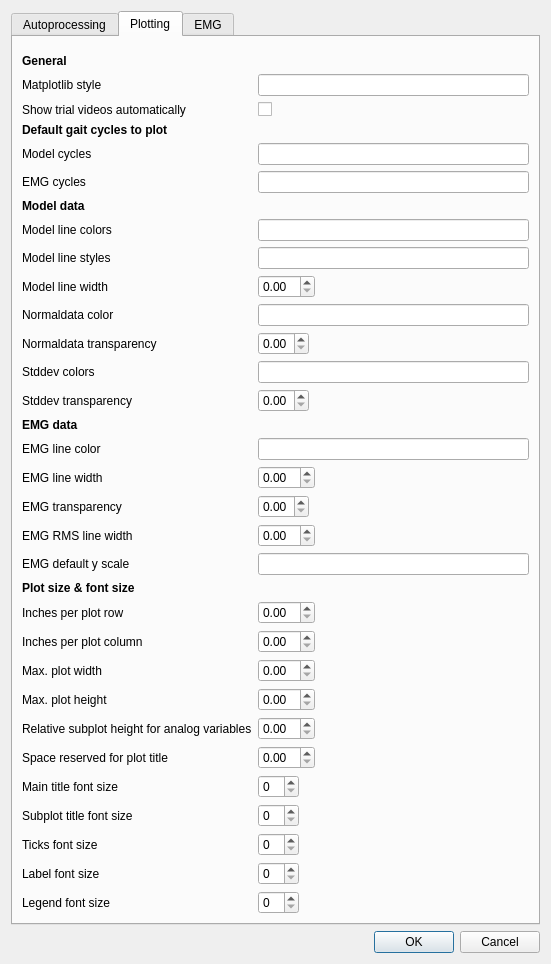
NCH-Motion-Laboratory/gaitutils, file gaitutils/nexus_scripts/options_dialog.ui: the form before one commit.
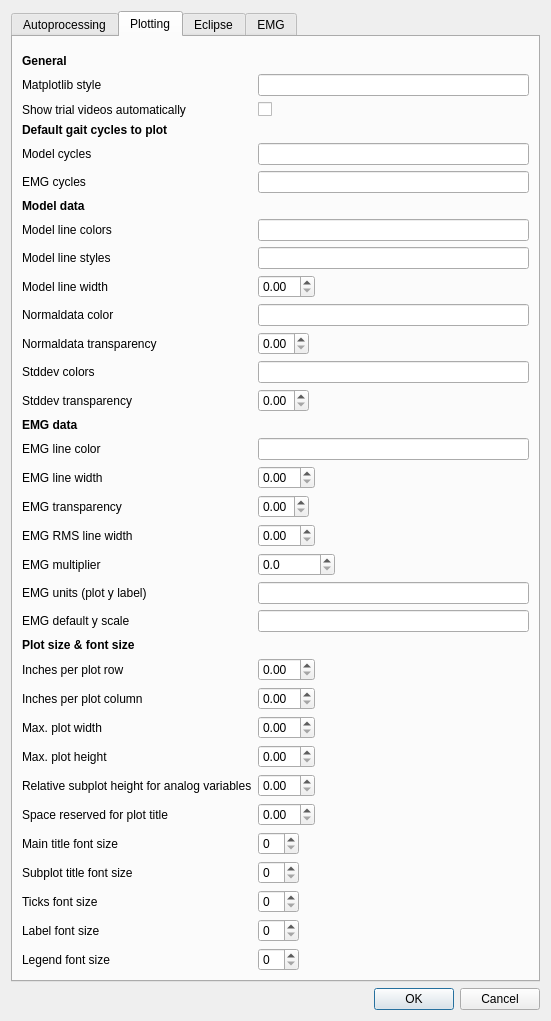
The form after the commit. The open tabs and pages were chosen to show the change.

Commit message: some new fields in options menu

Patch:
```diff
--- a/gaitutils/nexus_scripts/options_dialog.ui
+++ b/gaitutils/nexus_scripts/options_dialog.ui
@@ -7,7 +7,7 @@
     <x>0</x>
     <y>0</y>
     <width>551</width>
-    <height>916</height>
+    <height>942</height>
    </rect>
   </property>
   <property name="windowTitle">
@@ -672,17 +672,17 @@
            </property>
           </widget>
          </item>
-         <item row="21" column="0">
+         <item row="23" column="0">
           <widget class="QLabel" name="label_47">
            <property name="text">
             <string>EMG default y scale</string>
            </property>
           </widget>
          </item>
-         <item row="21" column="1">
+         <item row="23" column="1">
           <widget class="QLineEdit" name="cfg_emg_yscale"/>
          </item>
-         <item row="22" column="0">
+         <item row="24" column="0">
           <widget class="QLabel" name="label_32">
            <property name="font">
             <font>
@@ -695,14 +695,14 @@
            </property>
           </widget>
          </item>
-         <item row="23" column="0">
+         <item row="25" column="0">
           <widget class="QLabel" name="label_56">
            <property name="text">
             <string>Inches per plot row</string>
            </property>
           </widget>
          </item>
-         <item row="23" column="1">
+         <item row="25" column="1">
           <widget class="QDoubleSpinBox" name="cfg_inch_per_row">
            <property name="sizePolicy">
             <sizepolicy hsizetype="Fixed" vsizetype="Fixed">
@@ -712,14 +712,14 @@
            </property>
           </widget>
          </item>
-         <item row="24" column="0">
+         <item row="26" column="0">
           <widget class="QLabel" name="label_57">
            <property name="text">
             <string>Inches per plot column</string>
            </property>
           </widget>
          </item>
-         <item row="24" column="1">
+         <item row="26" column="1">
           <widget class="QDoubleSpinBox" name="cfg_inch_per_col">
            <property name="sizePolicy">
             <sizepolicy hsizetype="Fixed" vsizetype="Fixed">
@@ -729,14 +729,14 @@
            </property>
           </widget>
          </item>
-         <item row="25" column="0">
+         <item row="27" column="0">
           <widget class="QLabel" name="label_50">
            <property name="text">
             <string>Max. plot width</string>
            </property>
           </widget>
          </item>
-         <item row="25" column="1">
+         <item row="27" column="1">
           <widget class="QDoubleSpinBox" name="cfg_maxw">
            <property name="sizePolicy">
             <sizepolicy hsizetype="Fixed" vsizetype="Fixed">
@@ -746,14 +746,14 @@
            </property>
           </widget>
          </item>
-         <item row="26" column="0">
+         <item row="28" column="0">
           <widget class="QLabel" name="label_51">
            <property name="text">
             <string>Max. plot height</string>
            </property>
           </widget>
          </item>
-         <item row="26" column="1">
+         <item row="28" column="1">
           <widget class="QDoubleSpinBox" name="cfg_maxh">
            <property name="sizePolicy">
             <sizepolicy hsizetype="Fixed" vsizetype="Fixed">
@@ -763,14 +763,14 @@
            </property>
           </widget>
          </item>
-         <item row="27" column="0">
+         <item row="29" column="0">
           <widget class="QLabel" name="label_33">
            <property name="text">
             <string>Relative subplot height for analog variables</string>
            </property>
           </widget>
          </item>
-         <item row="27" column="1">
+         <item row="29" column="1">
           <widget class="QDoubleSpinBox" name="cfg_analog_plotheight">
            <property name="sizePolicy">
             <sizepolicy hsizetype="Fixed" vsizetype="Fixed">
@@ -780,14 +780,14 @@
            </property>
           </widget>
          </item>
-         <item row="28" column="0">
+         <item row="30" column="0">
           <widget class="QLabel" name="label_52">
            <property name="text">
             <string>Space reserved for plot title</string>
            </property>
           </widget>
          </item>
-         <item row="28" column="1">
+         <item row="30" column="1">
           <widget class="QDoubleSpinBox" name="cfg_titlespace">
            <property name="sizePolicy">
             <sizepolicy hsizetype="Fixed" vsizetype="Fixed">
@@ -797,14 +797,14 @@
            </property>
           </widget>
          </item>
-         <item row="29" column="0">
+         <item row="31" column="0">
           <widget class="QLabel" name="label_53">
            <property name="text">
             <string>Main title font size</string>
            </property>
           </widget>
          </item>
-         <item row="29" column="1">
+         <item row="31" column="1">
           <widget class="QSpinBox" name="cfg_maintitle_fontsize">
            <property name="sizePolicy">
             <sizepolicy hsizetype="Fixed" vsizetype="Fixed">
@@ -814,14 +814,14 @@
            </property>
           </widget>
          </item>
-         <item row="30" column="0">
+         <item row="32" column="0">
           <widget class="QLabel" name="label_59">
            <property name="text">
             <string>Subplot title font size</string>
            </property>
           </widget>
          </item>
-         <item row="30" column="1">
+         <item row="32" column="1">
           <widget class="QSpinBox" name="cfg_title_fontsize">
            <property name="sizePolicy">
             <sizepolicy hsizetype="Fixed" vsizetype="Fixed">
@@ -831,14 +831,14 @@
            </property>
           </widget>
          </item>
-         <item row="31" column="0">
+         <item row="33" column="0">
           <widget class="QLabel" name="label_54">
            <property name="text">
             <string>Ticks font size</string>
            </property>
           </widget>
          </item>
-         <item row="31" column="1">
+         <item row="33" column="1">
           <widget class="QSpinBox" name="cfg_ticks_fontsize">
            <property name="sizePolicy">
             <sizepolicy hsizetype="Fixed" vsizetype="Fixed">
@@ -848,14 +848,14 @@
            </property>
           </widget>
          </item>
-         <item row="32" column="0">
+         <item row="34" column="0">
           <widget class="QLabel" name="label_55">
            <property name="text">
             <string>Label font size</string>
            </property>
           </widget>
          </item>
-         <item row="32" column="1">
+         <item row="34" column="1">
           <widget class="QSpinBox" name="cfg_label_fontsize">
            <property name="sizePolicy">
             <sizepolicy hsizetype="Fixed" vsizetype="Fixed">
@@ -865,14 +865,14 @@
            </property>
           </widget>
          </item>
-         <item row="33" column="0">
+         <item row="35" column="0">
           <widget class="QLabel" name="label_58">
            <property name="text">
             <string>Legend font size</string>
            </property>
           </widget>
          </item>
-         <item row="33" column="1">
+         <item row="35" column="1">
           <widget class="QSpinBox" name="cfg_legend_fontsize">
            <property name="sizePolicy">
             <sizepolicy hsizetype="Fixed" vsizetype="Fixed">
@@ -882,6 +882,83 @@
            </property>
           </widget>
          </item>
+         <item row="22" column="0">
+          <widget class="QLabel" name="label">
+           <property name="text">
+            <string>EMG units (plot y label)</string>
+           </property>
+          </widget>
+         </item>
+         <item row="22" column="1">
+          <widget class="QLineEdit" name="cfg_emg_ylabel"/>
+         </item>
+         <item row="21" column="0">
+          <widget class="QLabel" name="label_7">
+           <property name="text">
+            <string>EMG multiplier</string>
+           </property>
+          </widget>
+         </item>
+         <item row="21" column="1">
+          <widget class="QDoubleSpinBox" name="cfg_emg_multiplier">
+           <property name="sizePolicy">
+            <sizepolicy hsizetype="Fixed" vsizetype="Fixed">
+             <horstretch>0</horstretch>
+             <verstretch>0</verstretch>
+            </sizepolicy>
+           </property>
+           <property name="decimals">
+            <number>1</number>
+           </property>
+           <property name="maximum">
+            <double>1000000.000000000000000</double>
+           </property>
+           <property name="singleStep">
+            <double>1.000000000000000</double>
+           </property>
+          </widget>
+         </item>
+        </layout>
+       </item>
+      </layout>
+     </widget>
+     <widget class="QWidget" name="eclipse">
+      <attribute name="title">
+       <string>Eclipse</string>
+      </attribute>
+      <layout class="QHBoxLayout" name="horizontalLayout_3">
+       <item>
+        <layout class="QFormLayout" name="formLayout_4">
+         <item row="1" column="0">
+          <widget class="QLabel" name="label_9">
+           <property name="text">
+            <string>Tags for the trials of interest</string>
+           </property>
+          </widget>
+         </item>
+         <item row="0" column="0">
+          <spacer name="verticalSpacer_8">
+           <property name="orientation">
+            <enum>Qt::Vertical</enum>
+           </property>
+           <property name="sizeHint" stdset="0">
+            <size>
+             <width>20</width>
+             <height>20</height>
+            </size>
+           </property>
+          </spacer>
+         </item>
+         <item row="2" column="0">
+          <widget class="QLabel" name="label_18">
+           <property name="text">
+            <string/>
+           </property>
+          </widget>
+         </item>
+         <item row="1" column="1">
+          <widget class="QLineEdit" name="cfg_tags"/>
+         </item>
         </layout>
        </item>
       </layout>
```
Left out of the diff: 46 changed lines with no effect on the pictures.
